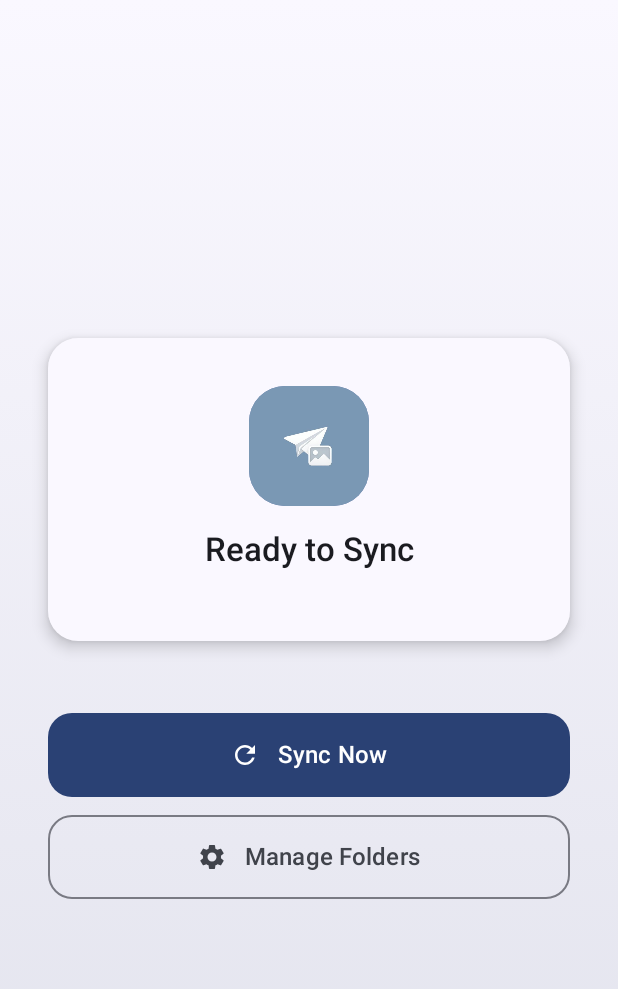
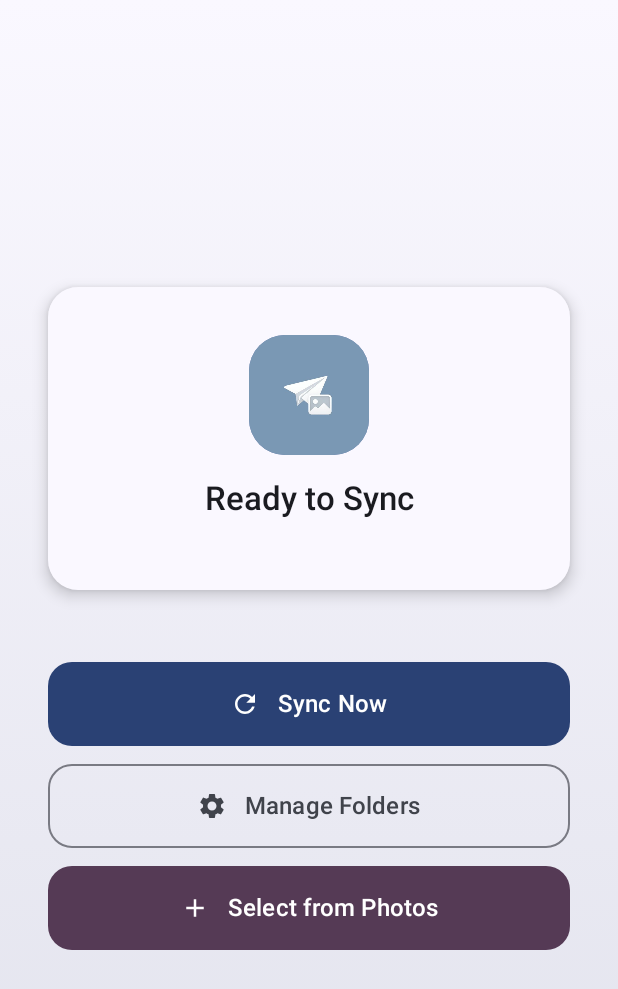
Before and after one commit to rrrainielll/TeleDrop, an Android app built with Jetpack Compose: the composable HomeScreen shown on its own in the app's theme, on a phone screen of 412 x 824 dp. Shown: the top 989 px of the screen. Run offline under Robolectric (Android 15) with nearby library versions, the phone set to English and light mode, and no system bars; pictures from the network do not load; 2 statements that could not run were skipped.

Commit message:
update
UI Update: Added a "Select from Photos" button to the Home Screen.
Maximized Selection: Configured the picker to allow selecting the maximum number of items supported by the Android OS (e.g., MediaStore.getPickImagesMaxLimit()).
Bulk Upload Handling: Updated the
UploadWorker
 and
HomeViewModel
 to safely handle large selections. If you select hundreds of photos, the list is now passed via a temporary file to prevent app crashes (due to Android's transaction size limits).
Google Photos Access: When you tap "Select from Photos", the system picker will open. You can browse your Google Photos library directly from the "Cloud" or "Photos" tab within that picker (depending on your Android version) without needing extra login steps.

```diff
--- a/app/src/main/java/com/rrrainielll/teledrop/ui/home/HomeScreen.kt
+++ b/app/src/main/java/com/rrrainielll/teledrop/ui/home/HomeScreen.kt
@@ -19,6 +19,7 @@ import androidx.compose.material.icons.filled.CheckCircle
 import androidx.compose.material.icons.filled.Star
 import androidx.compose.material.icons.filled.Refresh
 import androidx.compose.material.icons.filled.Settings
+import androidx.compose.material.icons.filled.Add
 import androidx.compose.material3.Button
 import androidx.compose.material3.Card
 import androidx.compose.material3.CardDefaults
@@ -385,6 +386,51 @@ fun HomeScreen(
                                 fontSize = MaterialTheme.typography.titleMedium.fontSize
                             )
                         }
+
+                        // New Photo Picker Integration
+                        val maxItems = if (android.os.Build.VERSION.SDK_INT >= android.os.Build.VERSION_CODES.TIRAMISU) {
+                             android.provider.MediaStore.getPickImagesMaxLimit()
+                        } else {
+                             100 // Fallback for older versions
+                        }
+
+                        val photoPickerLauncher = androidx.activity.compose.rememberLauncherForActivityResult(
+                            contract = androidx.activity.result.contract.ActivityResultContracts.PickMultipleVisualMedia(maxItems)
+                        ) { uris ->
+                            if (uris.isNotEmpty()) {
+                                viewModel.uploadSelectedMedia(uris)
+                            }
+                        }
+
+                        Button(
+                            onClick = {
+                                photoPickerLauncher.launch(
+                                    androidx.activity.result.PickVisualMediaRequest(
+                                        androidx.activity.result.contract.ActivityResultContracts.PickVisualMedia.ImageAndVideo
+                                    )
+                                )
+                            },
+                            modifier = Modifier
+                                .fillMaxWidth()
+                                .height(56.dp),
+                            shape = RoundedCornerShape(16.dp),
+                            colors = androidx.compose.material3.ButtonDefaults.buttonColors(
+                                containerColor = MaterialTheme.colorScheme.tertiary,
+                                contentColor = MaterialTheme.colorScheme.onTertiary
+                            )
+                        ) {
+                            Icon(
+                                Icons.Default.Add,
+                                contentDescription = null,
+                                modifier = Modifier.size(20.dp)
+                            )
+                            Spacer(modifier = Modifier.width(12.dp))
+                            Text(
+                                "Select from Photos",
+                                style = MaterialTheme.typography.labelLarge,
+                                fontSize = MaterialTheme.typography.titleMedium.fontSize
+                            )
+                        }
                     }
                 }
             }
```
Also changed, not shown: app/src/main/java/com/rrrainielll/teledrop/ui/home/HomeViewModel.kt (+45 -0 lines), app/src/main/java/com/rrrainielll/teledrop/worker/UploadWorker.kt (+20 -1 lines).
